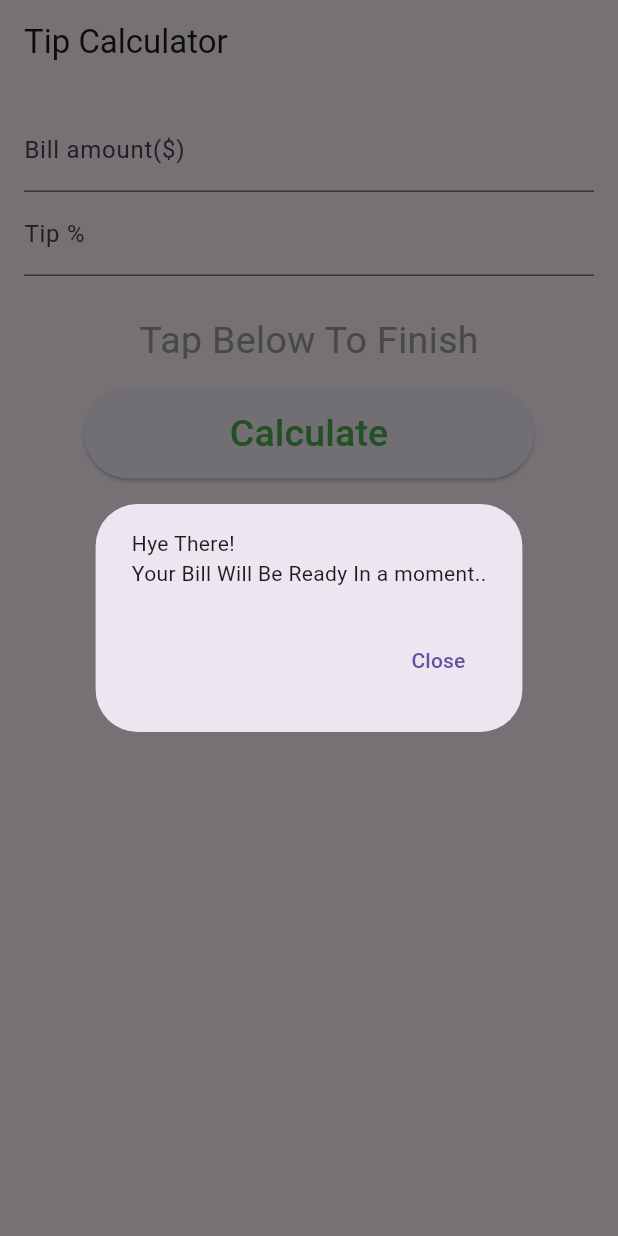
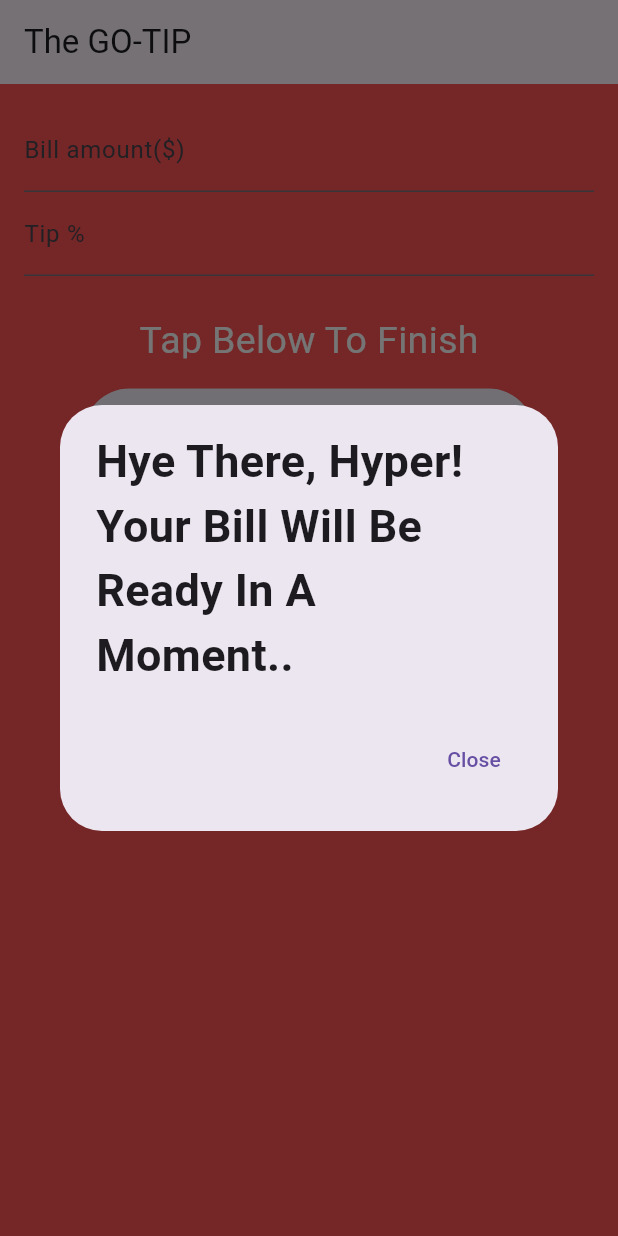
Before and after one commit to ohanz/Tip-GO-App, a Flutter app: the screen it shows after launch, after a tap on "Calculate", on a phone screen of 412 x 824 dp. Run offline on Flutter 3.47's test engine with Material 3 defaults, Android fonts, the phone set to English and light mode, and no system bars.

Commit message:
added UI changes and Interactions

```diff
--- a/lib/main.dart
+++ b/lib/main.dart
@@ -15,8 +15,11 @@ class TipCalculator extends StatelessWidget {
     void myPop(){
       // Generate dialog
       AlertDialog dialog =  AlertDialog(
-          content: const Text("Hye There! \n"
-              "Your Bill Will Be Ready In a moment..")
+          content: const Text("Hye There, Hyper! \n"
+              "Your Bill Will Be Ready In A Moment..",
+            style: TextStyle(
+              fontWeight: FontWeight.w600, // light// italic
+              fontSize: 30.0,))
           ,actions: [
       TextButton(child: Text('Close'),
         onPressed: () { Navigator.pop(context); // Close the dialog
@@ -56,7 +59,7 @@ class TipCalculator extends StatelessWidget {
     Container cX = Container(margin: const EdgeInsets.only(top: 25, bottom: 20),
       height: 30,
     child: const Text("Tap Below To Finish",
-      style: TextStyle(color: Colors.grey,
+      style: TextStyle(color: Colors.white,
           fontSize: 25),),
     );
     // Create button
@@ -73,25 +76,80 @@ class TipCalculator extends StatelessWidget {
           double total = billAmount + calculatedTip;
 
           myPop();
-          Future.delayed(Duration(seconds: 5), () {
+          Future.delayed(Duration(seconds: 10), () {
             print('Delayed code executed');
             // Generate dialog
             AlertDialog dialog = AlertDialog(
-                content: Text("Tip: \$$calculatedTip \n"
-                    "Total: \$$total"));
+                content: Text("Hye Again, Here You Go..\n"
+                    "Tip: \$$calculatedTip \n"
+                    "The Total Bal: \$$total",
+                  style: TextStyle(
+                  fontWeight: FontWeight.w300, // light
+                  fontStyle: FontStyle.italic, // italic
+                    fontSize: 50.0,
+                ),));
 
             // Show dialog
             showDialog(context: context, builder: (BuildContext context) => dialog);
           });
+          Future.delayed(Duration(seconds: 15), (){
+            final snackBar = SnackBar(
+              content: const Text('Yay! That was fantastic!'),
+              action: SnackBarAction(
+                label: 'Dismiss',
+                onPressed: () {
+                  // Some code to undo the change.
+                  print("Dismiss the snack");
+                },
+              ),
+            );
+            ScaffoldMessenger.of(context).showSnackBar(snackBar);
+          },);
 
         });
+    Container cY = Container(margin: const EdgeInsets.only(top: 75, bottom: 20),
+      height: 50,
+    );
+    FloatingActionButton fActionButton = FloatingActionButton(
+      // When the user presses the button, show an alert dialog containing
+      // the text that the user has entered into the text field.
+      onPressed: () {
+        double calculatedTip = billAmount * tipPercentage / 100.0;
+        double total = billAmount + calculatedTip;
+        showDialog(
+          context: context,
+          builder: (context) {
+            return AlertDialog(
+              // Retrieve the text the that user has entered by using the
+              // TextEditingController.
+              content: Text("Tip: \$$calculatedTip \n"
+                  "Total: \$$total"),
+            );
+          },
+        );
+      },
+      tooltip: 'Show me the value!',
+      child: const Icon(Icons.text_fields),
+    );
+
+    // final snackBar = SnackBar(
+    //   content: const Text('Yay! That was fantastic!'),
+    //   action: SnackBarAction(
+    //     label: 'Dismiss',
+    //     onPressed: () {
+    //       // Some code to undo the change.
+    //       print("Dismiss the snack");
+    //     },
+    //   ),
+    // );
 
     Container container = Container(
+      color: Colors.redAccent,
         padding: const EdgeInsets.all(16.0),
         child: Column(
-            children: [billAmountField, tipPercentageField, cX, calculateButton]));
+            children: [billAmountField, tipPercentageField, cX, calculateButton,cY, fActionButton]));
 
-    AppBar appBar = AppBar(title: Text("Tip Calculator"));
+    AppBar appBar = AppBar(title: Text("The GO-TIP"));
 
     Scaffold scaffold = Scaffold(appBar: appBar, body: container);
     return scaffold;
```
